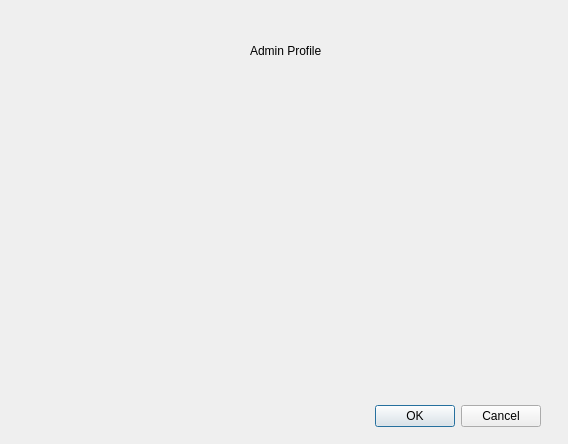
Above: admin_profile.ui from OmriWebber/CovidApp before the change. Below: the same form after it.
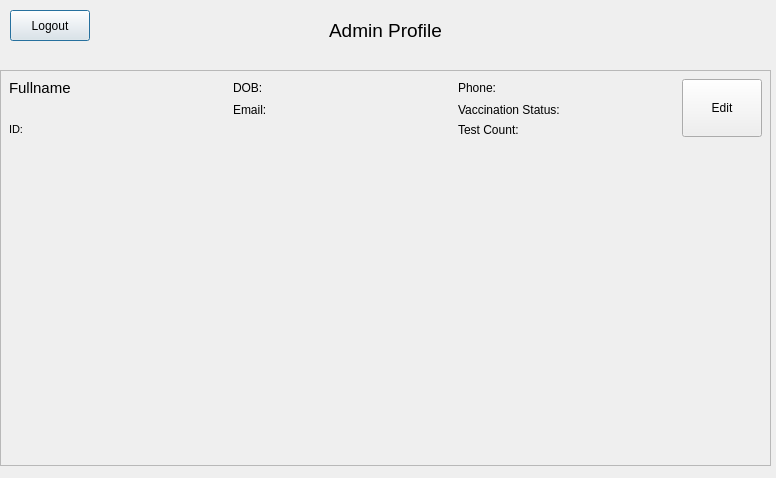
That is the form after the change.

Commit message: Added admin profile

What changed in the file:
```diff
--- a/admin_profile.ui
+++ b/admin_profile.ui
@@ -6,41 +6,270 @@
    <rect>
     <x>0</x>
     <y>0</y>
-    <width>568</width>
-    <height>444</height>
+    <width>776</width>
+    <height>478</height>
    </rect>
   </property>
   <property name="windowTitle">
    <string>Dialog</string>
   </property>
-  <widget class="QDialogButtonBox" name="buttonBox">
-   <property name="geometry">
-    <rect>
-     <x>200</x>
-     <y>400</y>
-     <width>341</width>
-     <height>32</height>
-    </rect>
-   </property>
-   <property name="orientation">
-    <enum>Qt::Horizontal</enum>
-   </property>
-   <property name="standardButtons">
-    <set>QDialogButtonBox::Cancel|QDialogButtonBox::Ok</set>
-   </property>
-  </widget>
+  <property name="windowOpacity">
+   <double>1.000000000000000</double>
+  </property>
+  <property name="autoFillBackground">
+   <bool>false</bool>
+  </property>
+  <property name="sizeGripEnabled">
+   <bool>false</bool>
+  </property>
+  <property name="modal">
+   <bool>false</bool>
+  </property>
   <widget class="QLabel" name="label">
    <property name="geometry">
     <rect>
-     <x>250</x>
-     <y>30</y>
-     <width>131</width>
+     <x>0</x>
+     <y>10</y>
+     <width>771</width>
      <height>41</height>
     </rect>
    </property>
+   <property name="font">
+    <font>
+     <pointsize>14</pointsize>
+    </font>
+   </property>
    <property name="text">
     <string>Admin Profile</string>
    </property>
+   <property name="alignment">
+    <set>Qt::AlignCenter</set>
+   </property>
+  </widget>
+  <widget class="QPushButton" name="pushButton_logout">
+   <property name="geometry">
+    <rect>
+     <x>10</x>
+     <y>10</y>
+     <width>80</width>
+     <height>31</height>
+    </rect>
+   </property>
+   <property name="text">
+    <string>Logout</string>
+   </property>
+  </widget>
+  <widget class="QStackedWidget" name="stackedWidget">
+   <property name="geometry">
+    <rect>
+     <x>0</x>
+     <y>70</y>
+     <width>771</width>
+     <height>401</height>
+    </rect>
+   </property>
+   <property name="currentIndex">
+    <number>1</number>
+   </property>
+   <widget class="QWidget" name="page">
+    <widget class="QPushButton" name="pushButton_userReports">
+     <property name="geometry">
+      <rect>
+       <x>340</x>
+       <y>100</y>
+       <width>101</width>
+       <height>91</height>
+      </rect>
+     </property>
+     <property name="text">
+      <string>User Reports</string>
+     </property>
+    </widget>
+    <widget class="QPushButton" name="pushButton_log">
+     <property name="geometry">
+      <rect>
+       <x>480</x>
+       <y>100</y>
+       <width>101</width>
+       <height>91</height>
+      </rect>
+     </property>
+     <property name="text">
+      <string>Log</string>
+     </property>
+    </widget>
+    <widget class="QPushButton" name="pushButton_users">
+     <property name="geometry">
+      <rect>
+       <x>200</x>
+       <y>100</y>
+       <width>101</width>
+       <height>91</height>
+      </rect>
+     </property>
+     <property name="text">
+      <string>Users</string>
+     </property>
+    </widget>
+   </widget>
+   <widget class="QWidget" name="page_2">
+    <property name="styleSheet">
+     <string notr="true"/>
+    </property>
+    <layout class="QGridLayout" name="gridLayout">
+     <property name="leftMargin">
+      <number>0</number>
+     </property>
+     <property name="topMargin">
+      <number>0</number>
+     </property>
+     <property name="rightMargin">
+      <number>0</number>
+     </property>
+     <property name="bottomMargin">
+      <number>5</number>
+     </property>
+     <property name="horizontalSpacing">
+      <number>5</number>
+     </property>
+     <item row="0" column="0">
+      <widget class="QScrollArea" name="scrollArea">
+       <property name="widgetResizable">
+        <bool>true</bool>
+       </property>
+       <widget class="QWidget" name="scrollAreaWidgetContents">
+        <property name="geometry">
+         <rect>
+          <x>0</x>
+          <y>0</y>
+          <width>769</width>
+          <height>394</height>
+         </rect>
+        </property>
+        <widget class="QWidget" name="">
+         <property name="geometry">
+          <rect>
+           <x>-1</x>
+           <y>-1</y>
+           <width>771</width>
+           <height>401</height>
+          </rect>
+         </property>
+         <layout class="QFormLayout" name="formLayout">
+          <property name="fieldGrowthPolicy">
+           <enum>QFormLayout::ExpandingFieldsGrow</enum>
+          </property>
+          <property name="rowWrapPolicy">
+           <enum>QFormLayout::WrapAllRows</enum>
+          </property>
+          <property name="horizontalSpacing">
+           <number>2</number>
+          </property>
+          <property name="verticalSpacing">
+           <number>5</number>
+          </property>
+          <item row="0" column="0" colspan="2">
+           <widget class="QFrame" name="listItem_template">
+            <layout class="QGridLayout" name="gridLayout_3">
+             <item row="0" column="0">
+              <widget class="QLabel" name="label_name">
+               <property name="font">
+                <font>
+                 <pointsize>11</pointsize>
+                </font>
+               </property>
+               <property name="text">
+                <string>Fullname</string>
+               </property>
+               <property name="alignment">
+                <set>Qt::AlignLeading|Qt::AlignLeft|Qt::AlignTop</set>
+               </property>
+              </widget>
+             </item>
+             <item row="0" column="1">
+              <widget class="QLabel" name="label_dob">
+               <property name="text">
+                <string>DOB:</string>
+               </property>
+              </widget>
+             </item>
+             <item row="0" column="2">
+              <widget class="QLabel" name="label_phone">
+               <property name="text">
+                <string>Phone: </string>
+               </property>
+              </widget>
+             </item>
+             <item row="0" column="3" rowspan="3">
+              <widget class="QPushButton" name="pushButton_edit">
+               <property name="minimumSize">
+                <size>
+                 <width>80</width>
+                 <height>10</height>
+                </size>
+               </property>
+               <property name="maximumSize">
+                <size>
+                 <width>80</width>
+                 <height>60</height>
+                </size>
+               </property>
+               <property name="text">
+                <string>Edit</string>
+               </property>
+              </widget>
+             </item>
+             <item row="1" column="1">
+              <widget class="QLabel" name="label_email">
+               <property name="text">
+                <string>Email:</string>
+               </property>
+              </widget>
+             </item>
+             <item row="1" column="2">
+              <widget class="QLabel" name="label_vax_status">
+               <property name="text">
+                <string>Vaccination Status:</string>
+               </property>
+              </widget>
+             </item>
+             <item row="2" column="0" colspan="2">
+              <widget class="QLabel" name="label_id">
+               <property name="font">
+                <font>
+                 <pointsize>8</pointsize>
+                </font>
+               </property>
+               <property name="text">
+                <string>ID: </string>
+               </property>
+               <property name="alignment">
+                <set>Qt::AlignLeading|Qt::AlignLeft|Qt::AlignTop</set>
+               </property>
+              </widget>
+             </item>
+             <item row="2" column="2">
+              <widget class="QLabel" name="label_test_count">
+               <property name="text">
+                <string>Test Count:</string>
+               </property>
+              </widget>
+             </item>
+            </layout>
+           </widget>
+          </item>
+         </layout>
+        </widget>
+       </widget>
+      </widget>
+     </item>
+    </layout>
+   </widget>
+   <widget class="QWidget" name="page_3"/>
+   <widget class="QWidget" name="page_4"/>
+   <widget class="QWidget" name="page_5"/>
+   <widget class="QWidget" name="page_6"/>
+   <widget class="QWidget" name="page_7"/>
   </widget>
  </widget>
  <resources/>
```
Left out of the diff: 43 changed lines with no effect on the pictures. The commit also changes 7 other files.
